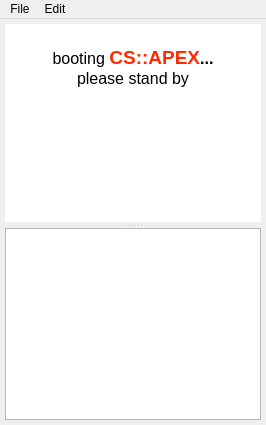
Qt form src/csapex/ui/evaluation_window.ui (cogsys-tuebingen/csapex) before a commit.
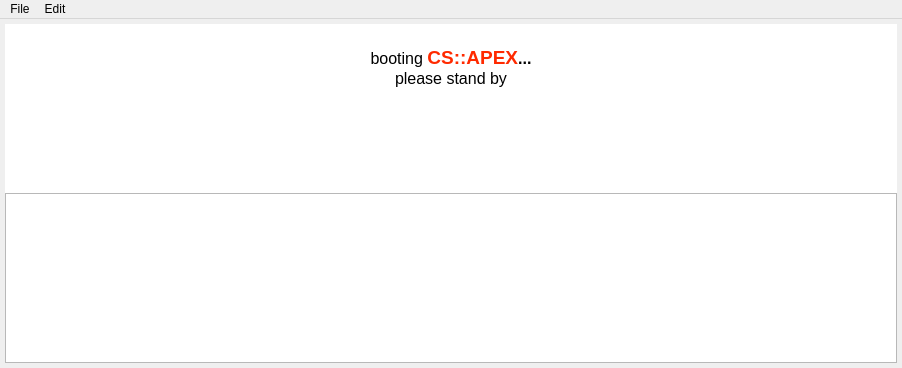
The same form after that commit. Custom widgets are drawn as their Qt base class.

```diff
--- a/src/csapex/ui/evaluation_window.ui
+++ b/src/csapex/ui/evaluation_window.ui
@@ -6,8 +6,8 @@
    <rect>
     <x>0</x>
     <y>0</y>
-    <width>266</width>
-    <height>425</height>
+    <width>902</width>
+    <height>368</height>
    </rect>
   </property>
   <widget class="QWidget" name="centralwidget">
@@ -45,18 +45,6 @@
       <property name="orientation">
        <enum>Qt::Vertical</enum>
       </property>
-      <widget class="csapex::Designer" name="designer" native="true">
-       <property name="sizePolicy">
-        <sizepolicy hsizetype="Preferred" vsizetype="Expanding">
-         <horstretch>0</horstretch>
-         <verstretch>1</verstretch>
-        </sizepolicy>
-       </property>
-       <property name="acceptDrops">
-        <bool>true</bool>
-       </property>
-       <zorder>loading</zorder>
-      </widget>
       <widget class="QTextEdit" name="logOutput">
        <property name="undoRedoEnabled">
         <bool>false</bool>
@@ -77,7 +65,7 @@
     <rect>
      <x>0</x>
      <y>0</y>
-     <width>266</width>
+     <width>902</width>
      <height>25</height>
     </rect>
    </property>
@@ -160,14 +148,6 @@
    </property>
   </action>
  </widget>
- <customwidgets>
-  <customwidget>
-   <class>csapex::Designer</class>
-   <extends>QWidget</extends>
-   <header location="global">csapex/designer.h</header>
-   <container>1</container>
-  </customwidget>
- </customwidgets>
  <resources/>
  <connections/>
 </ui>
```
